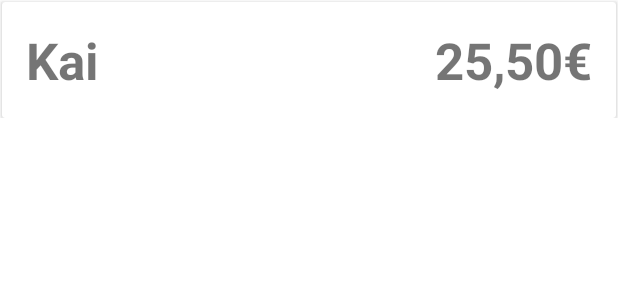
After one commit to kennethaustinn/Bar-Zettel-App, an Android app: the layout row_costumer_overview.xml on its own in the app's theme, with its tools: preview values and no code run, on a phone screen of 412 x 824 dp. The commit adds this screen. Shown: the top 300 px of the screen. Run offline under Robolectric (Android 15) with nearby library versions, the phone set to English and light mode, and no system bars.

Commit message:
Added Recycler View

```diff
--- a/app/build.gradle
+++ b/app/build.gradle
@@ -59,5 +59,6 @@ dependencies {
     implementation "androidx.lifecycle:lifecycle-viewmodel-ktx:2.3.1"
     implementation "androidx.lifecycle:lifecycle-livedata-ktx:2.3.1"
     implementation "androidx.lifecycle:lifecycle-common-java8:2.3.1"
+    implementation("androidx.recyclerview:recyclerview:1.2.1")
 
 }
--- a/app/src/main/java/de/htw_berlin/barzettel/Kunde.kt
+++ b/app/src/main/java/de/htw_berlin/barzettel/Costumer.kt
@@ -5,7 +5,7 @@ import java.util.*
 
 
 @Entity
-data class Kunde(var name : String){
+data class Costumer(var name : String){
     @PrimaryKey(autoGenerate = true) var id : Int = 0
     var price : Int = 0
     var date: Calendar
@@ -14,9 +14,9 @@ data class Kunde(var name : String){
 
     init {
         val now = Calendar.getInstance()
-        if (now.get(Calendar.HOUR) < 13){
+        if (now.get(Calendar.HOUR_OF_DAY) < 13){
             date = Calendar.getInstance()
-            date.add(Calendar.DATE, -1)
+            date.add(Calendar.DAY_OF_MONTH, -1)
         }
         else{
             date = Calendar.getInstance()
--- a/app/src/main/res/layout/fragment_costumer_overview.xml
+++ b/app/src/main/res/layout/fragment_costumer_overview.xml
@@ -27,7 +27,7 @@
             tools:ignore="SpeakableTextPresentCheck" />
 
         <androidx.recyclerview.widget.RecyclerView
-            android:id="@+id/listView"
+            android:id="@+id/listCostumerOverview"
             android:layout_width="0dp"
             android:layout_height="0dp"
             android:layout_marginStart="1dp"
--- /dev/null
+++ b/app/src/main/res/layout/row_costumer_overview.xml
@@ -0,0 +1,57 @@
+<?xml version="1.0" encoding="utf-8"?>
+<androidx.constraintlayout.widget.ConstraintLayout xmlns:android="http://schemas.android.com/apk/res/android"
+    xmlns:app="http://schemas.android.com/apk/res-auto"
+    xmlns:tools="http://schemas.android.com/tools"
+    android:layout_width="match_parent"
+    android:layout_height="wrap_content">
+
+    <androidx.cardview.widget.CardView
+        android:layout_width="0dp"
+        android:layout_height="wrap_content"
+        android:layout_marginStart="1dp"
+        android:layout_marginTop="1dp"
+        android:layout_marginEnd="1dp"
+        app:layout_constraintEnd_toEndOf="parent"
+        app:layout_constraintStart_toStartOf="parent"
+        app:layout_constraintTop_toTopOf="parent">
+
+        <androidx.constraintlayout.widget.ConstraintLayout
+            android:id="@+id/row_layout"
+            android:layout_width="match_parent"
+            android:layout_height="match_parent">
+
+            <TextView
+                android:id="@+id/listName"
+                android:layout_width="wrap_content"
+                android:layout_height="wrap_content"
+                android:layout_marginStart="16dp"
+                android:layout_marginTop="16dp"
+                android:layout_marginBottom="16dp"
+                android:text="Kai"
+                android:textAlignment="textStart"
+                android:textSize="34sp"
+                android:textStyle="bold"
+                app:layout_constraintBottom_toBottomOf="parent"
+                app:layout_constraintStart_toStartOf="parent"
+                app:layout_constraintTop_toTopOf="parent" />
+
+            <TextView
+                android:id="@+id/listPrice"
+                android:layout_width="wrap_content"
+                android:layout_height="wrap_content"
+                android:layout_marginStart="8dp"
+                android:layout_marginTop="16dp"
+                android:layout_marginEnd="16dp"
+                android:layout_marginBottom="16dp"
+                android:text="25,50€"
+                android:textAlignment="textEnd"
+                android:textSize="34sp"
+                android:textStyle="bold"
+                app:layout_constraintBottom_toBottomOf="parent"
+                app:layout_constraintEnd_toEndOf="parent"
+                app:layout_constraintHorizontal_bias="1.0"
+                app:layout_constraintStart_toEndOf="@+id/listName"
+                app:layout_constraintTop_toTopOf="parent" />
+        </androidx.constraintlayout.widget.ConstraintLayout>
+    </androidx.cardview.widget.CardView>
+</androidx.constraintlayout.widget.ConstraintLayout>
```
Also changed, not shown: app/src/main/java/de/htw_berlin/barzettel/AppDatabase.kt (+3 -4 lines), app/src/main/java/de/htw_berlin/barzettel/CostumerDao.kt (added, +23 -0 lines), app/src/main/java/de/htw_berlin/barzettel/CostumerListAdapter.kt (added, +81 -0 lines), app/src/main/java/de/htw_berlin/barzettel/CostumerOverviewFragment.kt (+11 -0 lines), app/src/main/java/de/htw_berlin/barzettel/CostumerOverviewViewModel.kt (+13 -12 lines), app/src/main/java/de/htw_berlin/barzettel/CostumerRepository.kt (renamed from app/src/main/java/de/htw_berlin/barzettel/KundenRepository.kt, +6 -6 lines), app/src/main/java/de/htw_berlin/barzettel/KundenDao.kt (deleted, +0 -23 lines).
